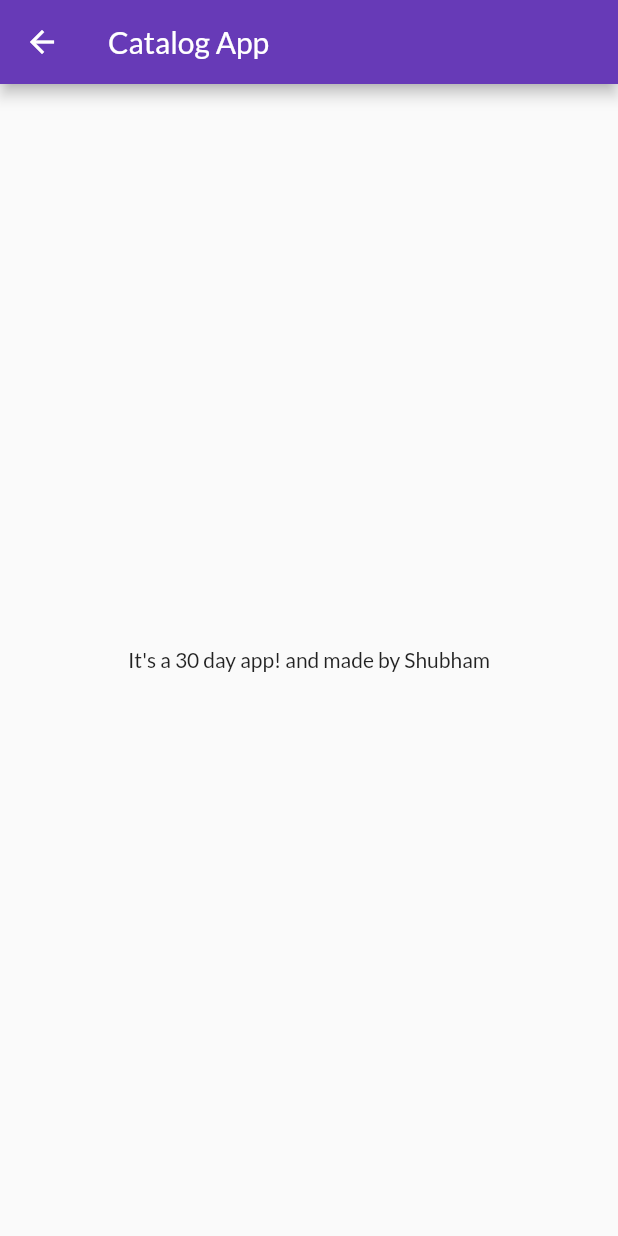
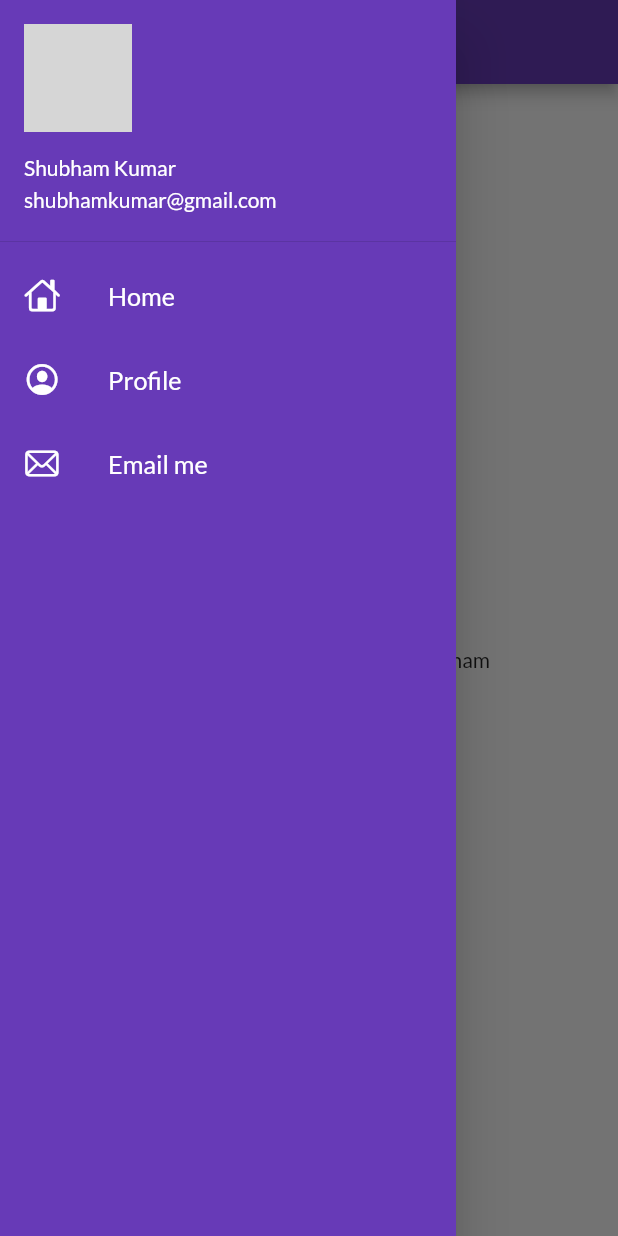
Before and after one commit to dev-shubhamkumar/Catalog-App, a Flutter app: the HomePage screen opened by its route, with the side drawer open (before the commit the screen has no drawer), on a phone screen of 412 x 824 dp. Run offline on Flutter 3.47's test engine with Material 2 defaults, Android fonts, the phone set to English and light mode, and no system bars; our stand-ins replace google_fonts; network calls fail; grey boxes are pictures that could not be loaded.

Commit message:
Adding Drawer

```diff
--- a/lib/pages/home_page.dart
+++ b/lib/pages/home_page.dart
@@ -1,4 +1,5 @@
 import 'package:flutter/material.dart';
+import 'package:catalog_app/widgets/drawer.dart';
 
 class HomePage extends StatelessWidget {
   @override
@@ -15,6 +16,7 @@ class HomePage extends StatelessWidget {
           child: Text("It's a $days day app! and made by $name"),
         ),
       ),
+      drawer: MyDrawer(),
     );
   }
 }
--- /dev/null
+++ b/lib/widgets/drawer.dart
@@ -0,0 +1,69 @@
+import 'package:flutter/cupertino.dart';
+import 'package:flutter/material.dart';
+
+class MyDrawer extends StatelessWidget {
+  @override
+  Widget build(BuildContext context) {
+    final imageUrl = "https://avatars.githubusercontent.com/u/72430097?v=4";
+    return Drawer(
+      child: Container(
+        color: Colors.deepPurple,
+        child: ListView(
+          padding: EdgeInsets.zero,
+          children: [
+            DrawerHeader(
+              padding: EdgeInsets.zero,
+              child: UserAccountsDrawerHeader(
+                margin: EdgeInsets.zero,
+                accountName: Text("Shubham Kumar"),
+                accountEmail: Text("shubhamkumar@gmail.com"),
+                currentAccountPicture: CircleAvatar(
+                  backgroundImage: NetworkImage(imageUrl),
+                ),
+              ),
+            ),
+            ListTile(
+              leading: Icon(
+                CupertinoIcons.home,
+                color: Colors.white,
+              ),
+              title: Text(
+                "Home",
+                textScaleFactor: 1.2,
+                style: TextStyle(
+                  color: Colors.white,
+                ),
+              ),
+            ),
+            ListTile(
+              leading: Icon(
+                CupertinoIcons.profile_circled,
+                color: Colors.white,
+              ),
+              title: Text(
+                "Profile",
+                textScaleFactor: 1.2,
+                style: TextStyle(
+                  color: Colors.white,
+                ),
+              ),
+            ),
+            ListTile(
+              leading: Icon(
+                CupertinoIcons.mail,
+                color: Colors.white,
+              ),
+              title: Text(
+                "Email me",
+                textScaleFactor: 1.2,
+                style: TextStyle(
+                  color: Colors.white,
+                ),
+              ),
+            )
+          ],
+        ),
+      ),
+    );
+  }
+}
```
Also changed, not shown: lib/pages/login_page.dart (+40 -28 lines).
